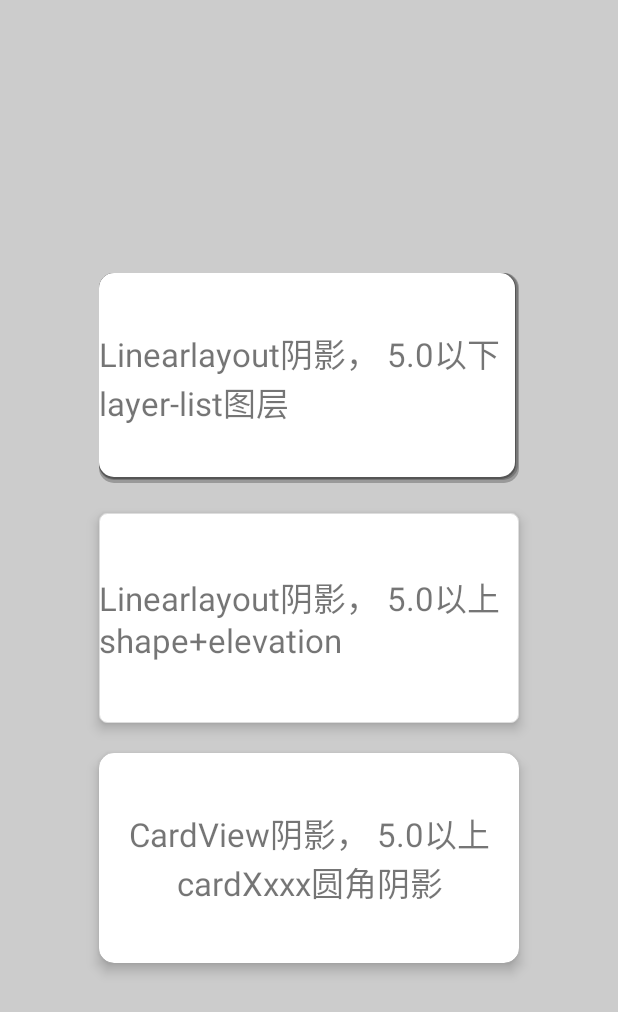
After one commit to willShuhuan/MyDemos, an Android app: the layout shadow_layout.xml on its own in the app's theme, with its tools: preview values and no code run, on a phone screen of 412 x 824 dp. The commit adds this screen. Shown: the top 1012 px of the screen. Run offline under Robolectric (Android 15) with nearby library versions, the phone set to English and light mode, and no system bars.

Commit message:
2018/9/13  LinearLayout/RelativeLayout阴影效果

```diff
--- a/app/build.gradle
+++ b/app/build.gradle
@@ -53,6 +53,11 @@
     implementation rootProject.ext.dependencies["greendao"]
     implementation rootProject.ext.dependencies["GreenDaoUpgradeHelper"]
     implementation rootProject.ext.dependencies["multidex"]
+    implementation rootProject.ext.dependencies["cardview-v7"]
+
+
+    implementation "com.android.support:cardview-v7:26.0.2"
+
 //    implementation rootProject.ext.dependencies["zxing"]
 
 
--- a/app/src/main/AndroidManifest.xml
+++ b/app/src/main/AndroidManifest.xml
@@ -29,7 +29,6 @@
         <activity android:name=".MainActivity">
             <intent-filter>
                 <action android:name="android.intent.action.MAIN" />
-
                 <category android:name="android.intent.category.LAUNCHER" />
             </intent-filter>
         </activity>
--- a/app/src/main/java/com/dsh/mydemos/mvp/model/ILogin.java
+++ b/app/src/main/java/com/dsh/mydemos/mvp/model/ILogin.java
@@ -1,6 +1,6 @@
 package com.dsh.mydemos.mvp.model;
 
-import com.dsh.mydemos.mvp.bean.LoginParam;
+import com.dsh.mydemos.mvp.model.bean.LoginParam;
 
 /**
  * Created by dongshuhuan
--- a/app/src/main/java/com/dsh/mydemos/mvp/model/ILoginListener.java
+++ b/app/src/main/java/com/dsh/mydemos/mvp/model/ILoginListener.java
@@ -1,6 +1,6 @@
 package com.dsh.mydemos.mvp.model;
 
-import com.dsh.mydemos.mvp.bean.UserData;
+import com.dsh.mydemos.mvp.model.bean.UserData;
 
 /**
  * Created by dongshuhuan
--- a/app/src/main/java/com/dsh/mydemos/mvp/model/LoginModel.java
+++ b/app/src/main/java/com/dsh/mydemos/mvp/model/LoginModel.java
@@ -1,8 +1,7 @@
 package com.dsh.mydemos.mvp.model;
 
-import android.os.Handler;
-import com.dsh.mydemos.mvp.bean.LoginParam;
-import com.dsh.mydemos.mvp.bean.UserData;
+import com.dsh.mydemos.mvp.model.bean.LoginParam;
+import com.dsh.mydemos.mvp.model.bean.UserData;
 
 /**
  * Created by dongshuhuan
--- a/app/src/main/java/com/dsh/mydemos/mvp/bean/LoginParam.java
+++ b/app/src/main/java/com/dsh/mydemos/mvp/model/bean/LoginParam.java
@@ -1,4 +1,4 @@
-package com.dsh.mydemos.mvp.bean;
+package com.dsh.mydemos.mvp.model.bean;
 
 /**
  * Created by dongshuhuan
--- a/app/src/main/java/com/dsh/mydemos/mvp/bean/UserData.java
+++ b/app/src/main/java/com/dsh/mydemos/mvp/model/bean/UserData.java
@@ -1,4 +1,4 @@
-package com.dsh.mydemos.mvp.bean;
+package com.dsh.mydemos.mvp.model.bean;
 
 /**
  * Created by dongshuhuan
--- a/app/src/main/java/com/dsh/mydemos/mvp/prestener/LoginPresenter.java
+++ b/app/src/main/java/com/dsh/mydemos/mvp/prestener/LoginPresenter.java
@@ -1,10 +1,10 @@
 package com.dsh.mydemos.mvp.prestener;
 
 import android.os.Handler;
-import com.dsh.mydemos.mvp.bean.UserData;
+import com.dsh.mydemos.mvp.model.bean.UserData;
 import com.dsh.mydemos.mvp.model.ILoginListener;
 import com.dsh.mydemos.mvp.model.LoginModel;
-import com.dsh.mydemos.mvp.bean.LoginParam;
+import com.dsh.mydemos.mvp.model.bean.LoginParam;
 import com.dsh.mydemos.mvp.view.ILoginView;
 
 
--- a/app/src/main/java/com/dsh/mydemos/mvp/view/ILoginView.java
+++ b/app/src/main/java/com/dsh/mydemos/mvp/view/ILoginView.java
@@ -1,6 +1,6 @@
 package com.dsh.mydemos.mvp.view;
 
-import com.dsh.mydemos.mvp.bean.UserData;
+import com.dsh.mydemos.mvp.model.bean.UserData;
 
 /**
  * Created by dongshuhuan
--- /dev/null
+++ b/app/src/main/res/drawable/ll_shadow_shape.xml
@@ -0,0 +1,14 @@
+<?xml version="1.0" encoding="utf-8"?>
+<shape xmlns:android="http://schemas.android.com/apk/res/android"
+    android:shape="rectangle" >
+
+    <!-- 设置圆角弹出框矩形  -->
+    <corners android:radius="5dip" />
+    <!-- 边框颜色 -->
+    <stroke
+        android:width="0.5dip"
+        android:color="#dddddd" />
+    <!-- 背景填充色 -->
+    <solid android:color="#fff" />
+
+</shape>
--- /dev/null
+++ b/app/src/main/res/drawable/shadow_shape.xml
@@ -0,0 +1,61 @@
+<?xml version="1.0" encoding="utf-8"?>
+<selector xmlns:android="http://schemas.android.com/apk/res/android">
+    <!--按压状态下，前景变暗-->
+    <item android:state_pressed="true">
+        <layer-list>
+            <item android:left="4dp" android:top="4dp">
+                <shape>
+                    <solid android:color="#F0F0F0" />
+                    <corners android:radius="10dip" />
+                </shape>
+            </item>
+        </layer-list>
+    </item>
+    <!--非按压状态下-->
+    <item>
+        <layer-list>
+            <!-- 999渐变隐形外层 -->
+            <item
+                android:left="0dp"
+                android:top="0dp">
+                <shape>
+                    <solid android:color="#999999" />
+                    <corners android:radius="10dp" />
+                </shape>
+            </item>
+            <!-- 777渐变阴影中层 -->
+            <item
+                android:left="0dp"
+                android:top="0dp"
+                android:bottom="2dp"
+                android:right="1dp">
+                <shape>
+                    <solid android:color="#777777" />
+                    <corners android:radius="10dp" />
+                </shape>
+            </item>
+            <!-- 555渐变阴影内层 -->
+            <item
+                android:left="0dp"
+                android:top="0dp"
+                android:bottom="3dp"
+                android:right="2dp">
+                <shape>
+                    <solid android:color="#555555" />
+                    <corners android:radius="10dp" />
+                </shape>
+            </item>
+            <!-- 白色前景 -->
+            <item
+                android:left="0dp"
+                android:top="0dp"
+                android:bottom="4dp"
+                android:right="3dp">
+                <shape>
+                    <solid android:color="#FFFFFF" />
+                    <corners android:radius="10dp" />
+                </shape>
+            </item>
+        </layer-list>
+    </item>
+</selector>
--- /dev/null
+++ b/app/src/main/res/layout/shadow_layout.xml
@@ -0,0 +1,65 @@
+<?xml version="1.0" encoding="utf-8"?>
+<LinearLayout xmlns:android="http://schemas.android.com/apk/res/android"
+    android:layout_width="match_parent"
+    android:layout_height="match_parent"
+    xmlns:app="http://schemas.android.com/apk/res-auto"
+    android:background="@color/gray"
+    android:gravity="center"
+    android:orientation="vertical"
+    >
+
+    <LinearLayout
+        android:layout_width="280dp"
+        android:layout_height="140dp"
+        android:background="@drawable/shadow_shape"
+        android:gravity="center">
+
+        <TextView
+            android:layout_width="wrap_content"
+            android:layout_height="wrap_content"
+            android:text="Linearlayout阴影， 5.0以下
+            layer-list图层"
+            android:textSize="22sp"
+            />
+
+    </LinearLayout>
+
+    <LinearLayout
+        android:layout_width="280dp"
+        android:layout_height="140dp"
+        android:background="@drawable/ll_shadow_shape"
+        android:elevation="5dp"
+        android:layout_marginTop="20dp"
+        android:gravity="center">
+
+        <TextView
+            android:layout_width="wrap_content"
+            android:layout_height="wrap_content"
+            android:text="Linearlayout阴影， 5.0以上
+            shape+elevation"
+            android:textSize="22sp"
+            />
+
+    </LinearLayout>
+
+    <android.support.v7.widget.CardView
+        android:layout_width="280dp"
+        android:layout_height="140dp"
+        android:layout_marginTop="20dp"
+        app:cardCornerRadius="10dp"
+        app:cardElevation="5dp"
+        app:cardBackgroundColor="@color/white"
+        >
+
+        <TextView
+            android:layout_width="match_parent"
+            android:layout_height="match_parent"
+            android:text="CardView阴影， 5.0以上 cardXxxx圆角阴影"
+            android:gravity="center"
+            android:textSize="22sp"
+            />
+
+    </android.support.v7.widget.CardView>
+
+
+</LinearLayout>
```
Also changed, not shown: app/src/main/java/com/dsh/mydemos/mvp/activity/MVPLoginActivity.java (renamed from app/src/main/java/com/dsh/mydemos/mvp/view/MVPLoginActivity.java, +4 -3 lines).
